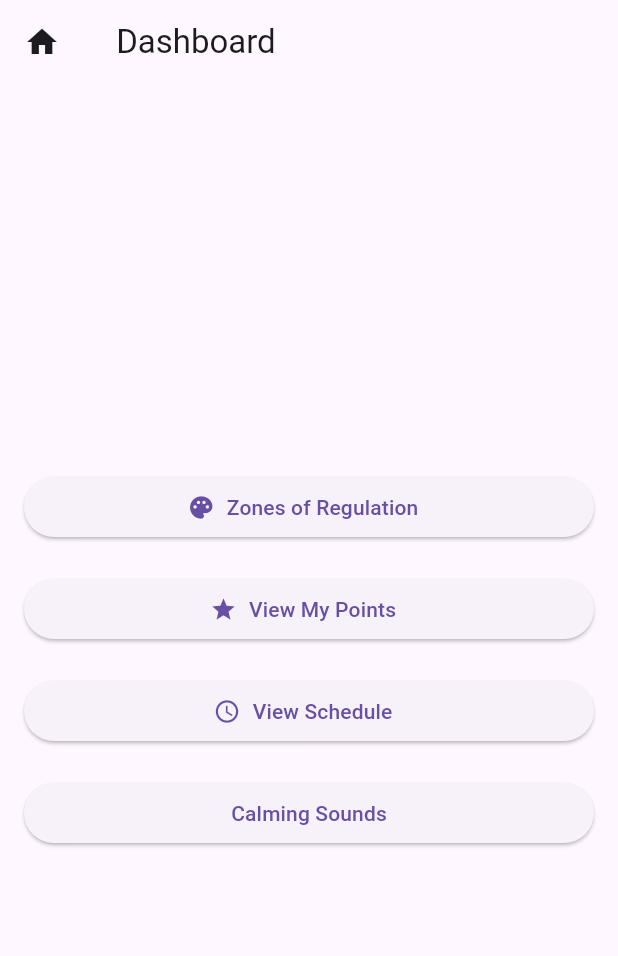
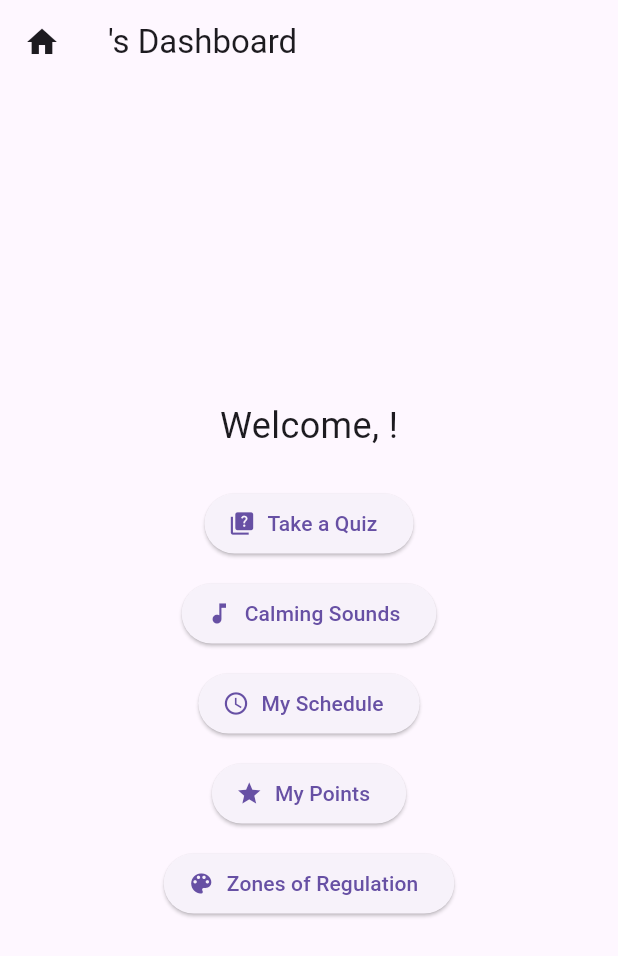
Before and after one commit to jaxkmurphy/onespace_app, a Flutter app: the ChildProfileDashboard screen opened directly with empty values, on a phone screen of 412 x 824 dp. Shown: the top 956 px of the screen. Run offline on Flutter 3.47's test engine with Material 3 defaults, Android fonts, the phone set to English and light mode, and no system bars; our stand-ins replace audioplayers, cloud_firestore, firebase_auth, firebase_core; accounts and stored records are empty.

Commit message:
Added more quiz related files and child quiz pages

```diff
--- a/lib/main.dart
+++ b/lib/main.dart
@@ -18,6 +18,7 @@
 import 'pages/child_schedule_page.dart';
 import 'pages/quiz_creation_page.dart';
 import 'pages/quiz_list_page.dart';
+import 'pages/quiz_play_page.dart';
 
 void main() async {
   WidgetsFlutterBinding.ensureInitialized();
@@ -122,6 +123,16 @@
               builder: (context) => QuizListPage(teacherUid: args),
             );
           }
+        } else if (settings.name == '/quiz-play') {
+          final args = settings.arguments;
+          if (args is Map<String, dynamic> && args['quiz'] != null && args['studentUid'] != null) {
+            return MaterialPageRoute(
+              builder: (context) => QuizPlayPage(
+              quiz: args['quiz'],
+              studentUid: args['studentUid'],
+              ),
+            );
+          }
         }
 
         // Fallback for unknown routes or missing arguments
--- a/lib/models/quiz.dart
+++ b/lib/models/quiz.dart
@@ -1,9 +1,10 @@
+import 'package:cloud_firestore/cloud_firestore.dart';
 import 'question.dart';
 
 class Quiz {
-  final String id; // Firestore document ID
+  final String id;
   final String title;
-  final String createdBy; // teacher UID
+  final String createdBy;
   final List<Question> questions;
 
   Quiz({
@@ -13,17 +14,26 @@
     required this.questions,
   });
 
-  factory Quiz.fromMap(String id, Map<String, dynamic> map) {
-  return Quiz(
-    id: id,
-    title: map['title'] as String,
-    createdBy: map['createdBy'] as String,
-    questions: (map['questions'] as List<dynamic>? ?? [])
-        .map((q) => Question.fromMap(q as Map<String, dynamic>))
-        .toList(),
-  );
-}
+  /// For real-time Firestore streams
+  factory Quiz.fromFirestore(DocumentSnapshot doc) {
+    final data = doc.data() as Map<String, dynamic>;
+    return Quiz.fromMap(doc.id, data);
+  }
 
+  /// For manual fetching (getQuizzes)
+  factory Quiz.fromMap(String id, Map<String, dynamic> data) {
+    return Quiz(
+      id: id,
+      title: data['title'] ?? 'Untitled',
+      createdBy: data['createdBy'] ?? 'Unknown',
+      questions: (data['questions'] as List<dynamic>?)
+              ?.map((q) => Question.fromMap(q as Map<String, dynamic>))
+              .toList() ??
+          [],
+    );
+  }
+
+  /// Used when saving a quiz (e.g. in addQuiz)
   Map<String, dynamic> toMap() {
     return {
       'title': title,
--- a/lib/pages/child_profile_dashboard.dart
+++ b/lib/pages/child_profile_dashboard.dart
@@ -1,7 +1,6 @@
 import 'package:flutter/material.dart';
 import '../models/child_profile.dart';
 import 'calming_sounds_page.dart';
-import 'child_schedule_page.dart';
 
 class ChildProfileDashboard extends StatelessWidget {
   final ChildProfile profile;
@@ -22,32 +21,62 @@
             );
           },
         ),
-        title: Text('${profile.name} Dashboard'),
+        title: Text('${profile.name}\'s Dashboard'),
       ),
-      body: Padding(
-        padding: const EdgeInsets.all(16.0),
+      body: Center(
         child: Column(
           mainAxisAlignment: MainAxisAlignment.center,
-          crossAxisAlignment: CrossAxisAlignment.stretch,
           children: [
+            Text(
+              'Welcome, ${profile.name}!',
+              style: const TextStyle(fontSize: 24),
+            ),
+            const SizedBox(height: 24),
+
+            // Take a Quiz button
             ElevatedButton.icon(
-              icon: const Icon(Icons.palette),
-              label: const Text('Zones of Regulation'),
+              icon: const Icon(Icons.quiz),
+              label: const Text("Take a Quiz"),
               onPressed: () {
                 Navigator.pushNamed(
                   context,
-                  '/zone-select',
-                  arguments: {
-                    'teacherUid': profile.teacherUid,
-                    'child': profile,
-                  },
+                  '/quiz-list',
+                  arguments: profile.teacherUid,
                 );
               },
             ),
-            const SizedBox(height: 20),
+
+            const SizedBox(height: 12),
+
+            // Calming Sounds button
+            ElevatedButton.icon(
+              icon: const Icon(Icons.music_note),
+              label: const Text("Calming Sounds"),
+              onPressed: () {
+                Navigator.push(
+                  context,
+                  MaterialPageRoute(builder: (context) => CalmingSoundsPage()),
+                );
+              },
+            ),
+
+            const SizedBox(height: 12),
+
+            // My Schedule button
+            ElevatedButton.icon(
+              icon: const Icon(Icons.schedule),
+              label: const Text("My Schedule"),
+              onPressed: () {
+                Navigator.pushNamed(context, '/childSchedule');
+              },
+            ),
+
+            const SizedBox(height: 12),
+
+            // Points button
             ElevatedButton.icon(
               icon: const Icon(Icons.star),
-              label: const Text('View My Points'),
+              label: const Text("My Points"),
               onPressed: () {
                 Navigator.pushNamed(
                   context,
@@ -56,26 +85,23 @@
                 );
               },
             ),
-            const SizedBox(height: 20),
+
+            const SizedBox(height: 12),
+
+            // Zones of Regulation button
             ElevatedButton.icon(
-              icon: const Icon(Icons.schedule),
-              label: const Text('View Schedule'),
+              icon: const Icon(Icons.color_lens),
+              label: const Text("Zones of Regulation"),
               onPressed: () {
-                Navigator.push(
+                Navigator.pushNamed(
                   context,
-                  MaterialPageRoute(builder: (_) => const ChildSchedulePage()),
+                  '/zone-select',
+                  arguments: {
+                  'teacherUid': profile.teacherUid,
+                  'child': profile,
+                  },
                 );
               },
-            ),
-            const SizedBox(height: 20),
-            ElevatedButton(
-              onPressed: () {
-                Navigator.push(
-                  context,
-                  MaterialPageRoute(builder: (context) => const CalmingSoundsPage()),
-                );
-              },
-              child: const Text('Calming Sounds'),
             ),
           ],
         ),
```
Also changed, not shown: lib/models/question.dart (+3 -4 lines), lib/pages/quiz_play_page.dart (added, +155 -0 lines), lib/pages/student_quiz_list_page.dart (added, +71 -0 lines), lib/services/firestore_service.dart (+17 -7 lines).
